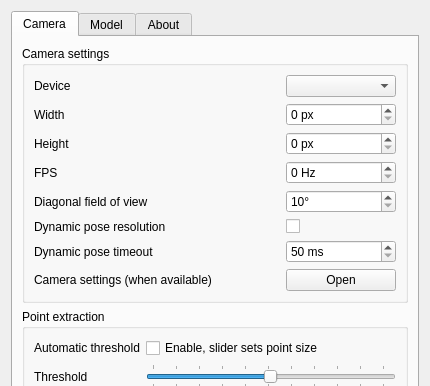
Qt form tracker-pt/FTNoIR_PT_Controls.ui (opentrack/opentrack) before a commit; both pictures show x 0 to 430 and y 0 to 386 of the 430 by 594 pixel window.
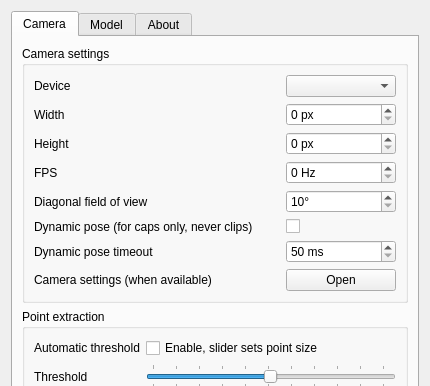
The same form after that commit. Icons and pictures are not drawn.

Commit message: tracker/pt: specify dynamic pose is only for caps

```diff
--- a/tracker-pt/FTNoIR_PT_Controls.ui
+++ b/tracker-pt/FTNoIR_PT_Controls.ui
@@ -250,7 +250,7 @@
              </sizepolicy>
             </property>
             <property name="text">
-             <string>Dynamic pose resolution</string>
+             <string>Dynamic pose (for caps only, never clips)</string>
             </property>
            </widget>
           </item>
```
The commit also changes 1 other file.
